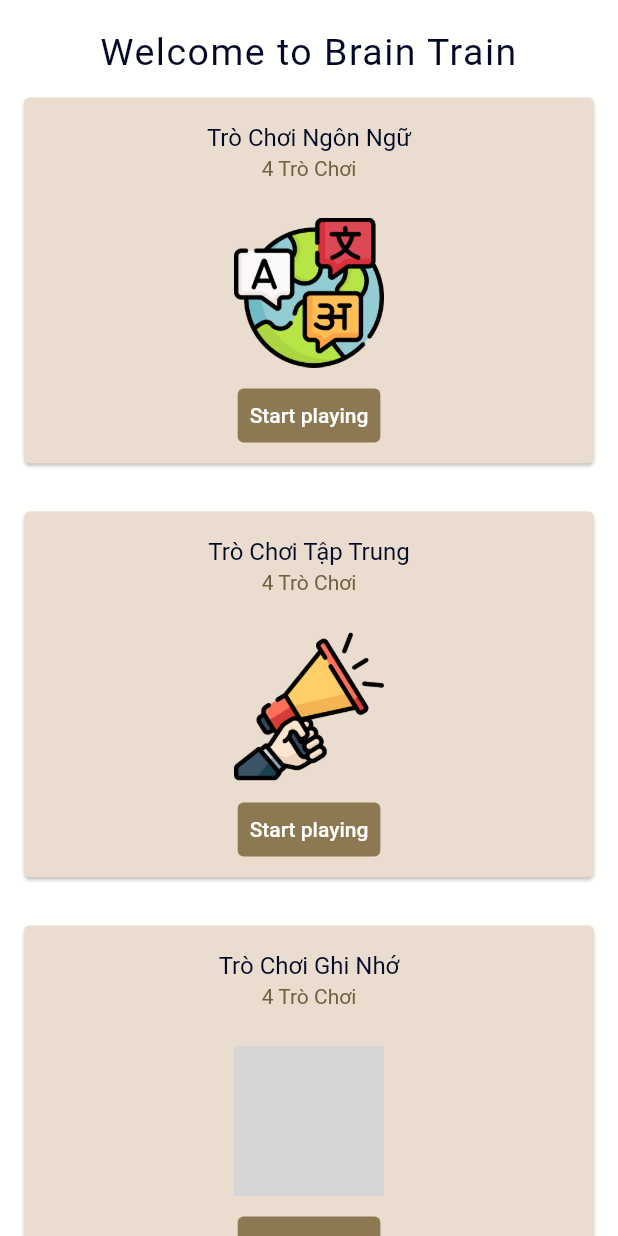
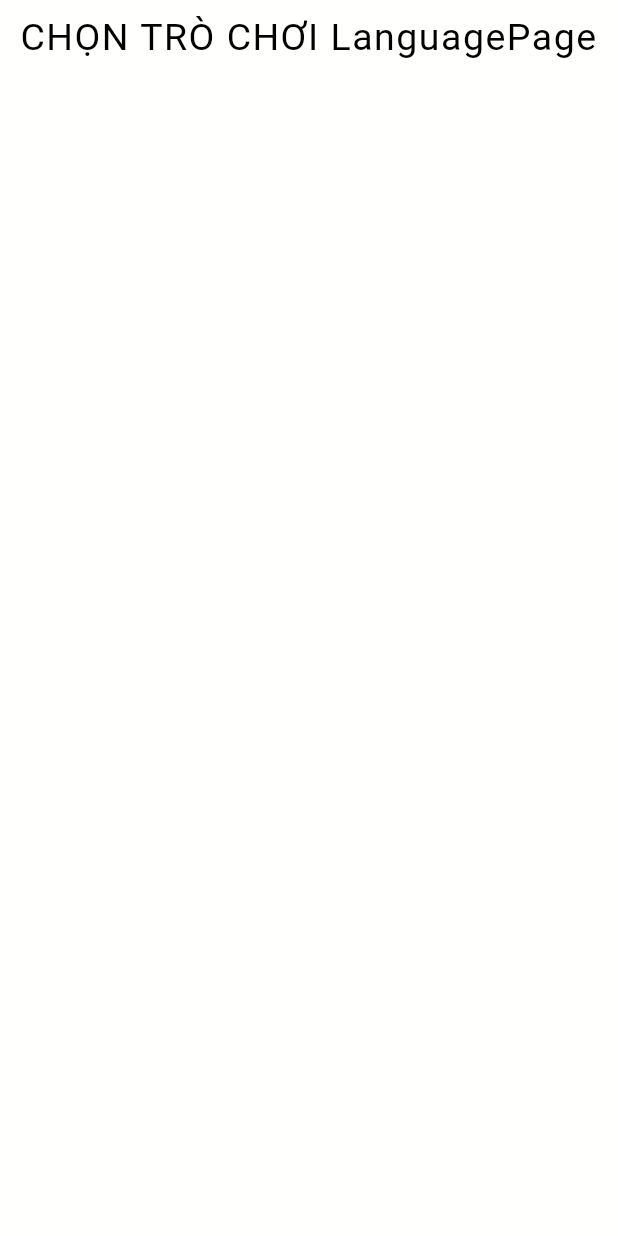
Before and after one commit to phamtuan1152001/brain-train-clone, a Flutter app: the screen it shows after launch, after a tap on "Start playing", on a phone screen of 412 x 824 dp. Run offline on Flutter 3.47's test engine with Material 2 defaults, Android fonts, the phone set to English and light mode, and no system bars; our stand-ins replace hexcolor; grey boxes are pictures that could not be loaded.

Commit message:
set up router

```diff
--- a/lib/constants/mock_data.dart
+++ b/lib/constants/mock_data.dart
@@ -6,6 +6,7 @@ class MockData {
       "icon": 'images/language-icon.jpg',
       "title": 'Trò Chơi Ngôn Ngữ',
       "description": '4 Trò Chơi',
+      "pathName": '/languagePage'
     },
     {
       "id": 2,
@@ -13,6 +14,7 @@ class MockData {
       "icon": 'images/attention-icon.png',
       "title": 'Trò Chơi Tập Trung',
       "description": '4 Trò Chơi',
+      "pathName": '/attentionPage'
     },
     {
       "id": 3,
@@ -20,6 +22,7 @@ class MockData {
       "icon": 'images/memory.png',
       "title": 'Trò Chơi Ghi Nhớ',
       "description": '4 Trò Chơi',
+      "pathName": '/memoryPage'
     },
     {
       "id": 4,
@@ -27,6 +30,7 @@ class MockData {
       "icon": 'images/math-icon.jpg',
       "title": 'Trò Chơi Tính Toán',
       "description": '4 Trò Chơi',
+      "pathName": '/mathPage'
     },
   ];
 }
--- a/lib/main.dart
+++ b/lib/main.dart
@@ -1,5 +1,6 @@
+import 'package:brain_train_clone_app/router/routers.dart';
 import 'package:flutter/material.dart';
-import 'package:brain_train_clone_app/screens/home_page.dart';
+import 'package:brain_train_clone_app/screens/home/home_page.dart';
 
 void main() {
   runApp(const MyApp());
@@ -17,7 +18,8 @@ class MyApp extends StatelessWidget {
       theme: ThemeData(
         primarySwatch: Colors.blue,
       ),
-      home: const HomePage(title: 'Hello haha Pham Le Song Tuan'),
+      home: const HomePage(),
+      routes: RouteGenerator.routes,
     );
   }
 }
--- /dev/null
+++ b/lib/router/routers.dart
@@ -0,0 +1,32 @@
+import 'package:brain_train_clone_app/screens/attention/attention_page.dart';
+import 'package:brain_train_clone_app/screens/home/home_page.dart';
+import 'package:brain_train_clone_app/screens/languages/language_page.dart';
+import 'package:brain_train_clone_app/screens/math/math_page.dart';
+import 'package:brain_train_clone_app/screens/memory/memory_page.dart';
+
+class RouteGenerator {
+  const RouteGenerator._();
+
+  // common
+  static const homePage = '/homepage';
+
+  // language page
+  static const languagePage = '/languagePage';
+
+  // attention page
+  static const attentionPage = '/attentionPage';
+
+  // memory page
+  static const memoryPage = '/memoryPage';
+
+  // math page
+  static const mathPage = '/mathPage';
+
+  static final routes = {
+    homePage: (context) => const HomePage(),
+    languagePage: (context) => const LanguagePage(),
+    attentionPage: (context) => const AttentionPage(),
+    memoryPage: (context) => const MemoryPage(),
+    mathPage: (context) => const MathPage()
+  };
+}
--- a/lib/screens/home_page.dart
+++ b/lib/screens/home/home_page.dart
@@ -1,11 +1,12 @@
+import 'package:brain_train_clone_app/router/routers.dart';
 import 'package:flutter/material.dart';
 import 'package:hexcolor/hexcolor.dart';
 import 'package:brain_train_clone_app/constants/mock_data.dart';
 
 class HomePage extends StatefulWidget {
-  const HomePage({super.key, required this.title});
+  const HomePage({super.key});
 
-  final String title;
+  // final String title;
 
   @override
   State<HomePage> createState() => _HomePage();
@@ -77,7 +78,9 @@ class _HomePage extends State<HomePage> {
                                 // padding: const EdgeInsets.all(16.0),
                                 // textStyle: const TextStyle(fontSize: 20),
                                 backgroundColor: HexColor("#8c7851")),
-                            onPressed: () {},
+                            onPressed: () {
+                              Navigator.of(context).pushNamed(card['pathName']);
+                            },
                             child: const Text('Start playing'),
                           ),
                         ],
--- /dev/null
+++ b/lib/screens/languages/language_page.dart
@@ -0,0 +1,37 @@
+import 'package:flutter/material.dart';
+import 'package:hexcolor/hexcolor.dart';
+
+class LanguagePage extends StatefulWidget {
+  const LanguagePage({super.key});
+
+  @override
+  State<LanguagePage> createState() => _LanguagePage();
+}
+
+class _LanguagePage extends State<LanguagePage> {
+  @override
+  Widget build(BuildContext context) {
+    return Scaffold(
+      body: SafeArea(
+        child: Container(
+          width: double.infinity,
+          height: double.infinity,
+          color: HexColor("#fffffe"),
+          child: ListView(
+            children: const [
+              Padding(
+                padding: EdgeInsets.only(top: 10),
+                child: Text(
+                  'CHỌN TRÒ CHƠI LanguagePage',
+                  textAlign: TextAlign.center,
+                  style: TextStyle(
+                      color: Colors.black, fontSize: 25, letterSpacing: 1),
+                ),
+              )
+            ],
+          ),
+        ),
+      ),
+    );
+  }
+}
```
Also changed, not shown: lib/screens/attention/attention_page.dart (added, +37 -0 lines), lib/screens/math/math_page.dart (added, +37 -0 lines), lib/screens/memory/memory_page.dart (added, +37 -0 lines).
